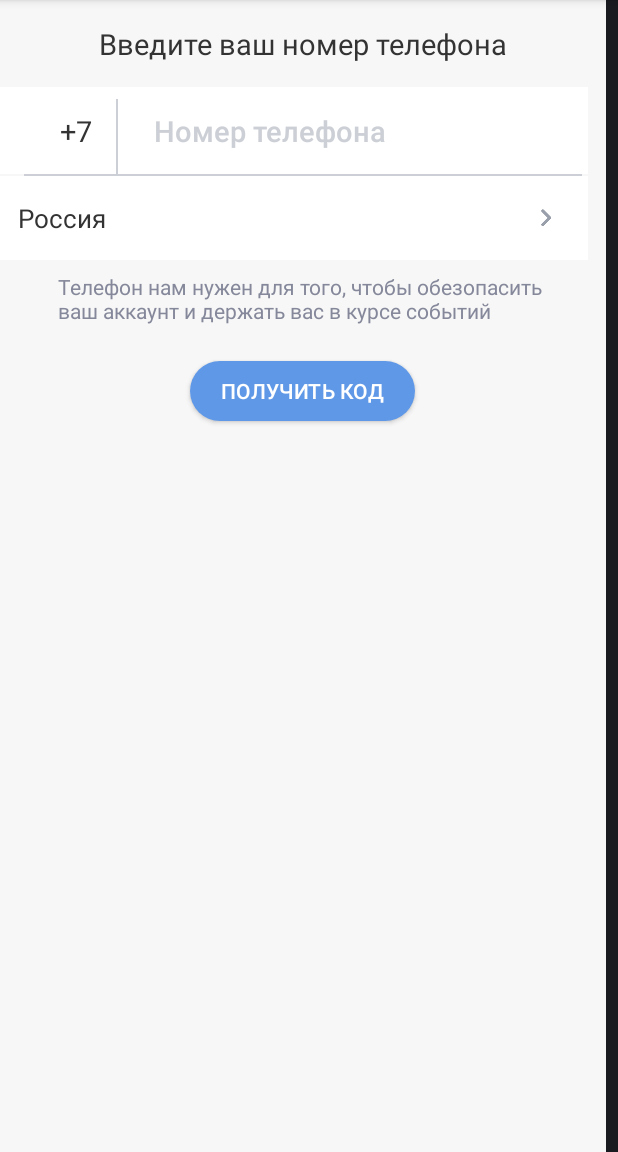
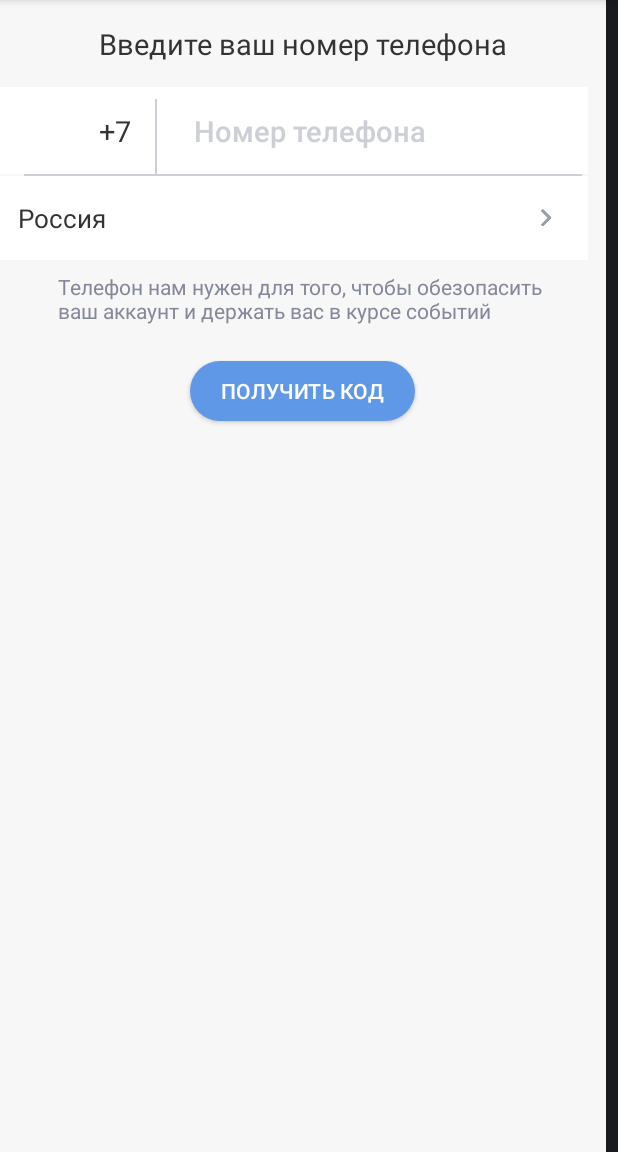
Before and after one commit to nindzyago/Android-MVP-Kotlin, an Android app: the layout auch.xml on its own in the app's theme, with its tools: preview values and no code run, on a phone screen of 412 x 824 dp, the part 84-1236 px from its top. Run offline under Robolectric (Android 15) with nearby library versions, the phone set to English and light mode, and no system bars.

Commit message:
правки + верстка еще экранов авторизации

```diff
--- a/app/src/main/res/layout/auch.xml
+++ b/app/src/main/res/layout/auch.xml
@@ -1,6 +1,5 @@
 <?xml version="1.0" encoding="utf-8"?>
 <LinearLayout xmlns:android="http://schemas.android.com/apk/res/android"
-    xmlns:tools="http://schemas.android.com/tools"
     android:layout_width="match_parent"
     android:layout_height="match_parent"
     android:background="@color/background_gray"
@@ -10,7 +9,7 @@
     <TextView
         style="@style/NewSubHeaderText"
         android:layout_margin="@dimen/standard_margin"
-        android:text="Введите ваш номер телефона" />
+        android:text="@string/enter_phone_number" />
 
     <LinearLayout
         android:layout_width="match_parent"
@@ -19,8 +18,9 @@
         android:orientation="horizontal">
 
         <TextView
+            android:id="@+id/tv_phone_code"
             style="@style/NewSubHeaderText"
-            android:layout_marginLeft="44dp"
+            android:layout_marginLeft="@dimen/super_big_margin"
             android:layout_marginTop="@dimen/standard_margin"
             android:layout_marginRight="@dimen/standard_margin"
             android:text="+7" />
@@ -32,10 +32,13 @@
             android:background="@color/line_gray" />
 
         <EditText
+            android:id="@+id/et_number"
             style="@style/NewSubHeaderText"
             android:layout_margin="@dimen/standard_margin"
             android:background="@android:color/transparent"
-            android:hint="Номер телефона"
+            android:maxLines="1"
+            android:inputType="phone"
+            android:hint="@string/phone_number"
             android:gravity="center_horizontal"
             android:textColorHint="@color/line_gray" />
 
@@ -54,12 +57,13 @@
         android:background="@color/white">
 
         <TextView
+            android:id="@+id/tv_country"
             style="@style/StandardText"
             android:layout_margin="@dimen/standard_margin"
-            android:layout_marginLeft="44dp"
             android:text="Россия" />
 
         <ImageView
+            android:id="@+id/chevron"
             android:layout_width="wrap_content"
             android:layout_height="wrap_content"
             android:layout_alignParentRight="true"
@@ -81,8 +85,5 @@
         android:layout_height="40dp"
         android:layout_margin="@dimen/standard_margin"
         android:background="@drawable/button_blue_rounded25"
-        android:text="Получить код" />
-
-
-
+        android:text="@string/get_code" />
 </LinearLayout>
--- a/app/src/main/res/layout/holder_intro.xml
+++ b/app/src/main/res/layout/holder_intro.xml
@@ -35,7 +35,7 @@
         android:layout_height="10dp"
         android:layout_above="@+id/btn_begin"
         android:layout_centerHorizontal="true"
-        android:layout_marginBottom="@dimen/new_big_margin"
+        android:layout_marginBottom="@dimen/new_medium_margin"
         android:src="@drawable/points" />
 
     <Button
--- a/app/src/main/res/values/dimens.xml
+++ b/app/src/main/res/values/dimens.xml
@@ -149,7 +149,8 @@
     <!-- ____________________________Новые________________________________________      -->
 
     <dimen name="standard_margin">16dp</dimen>
-    <dimen name="new_big_margin">22dp</dimen>
+    <dimen name="new_medium_margin">22dp</dimen>
+    <dimen name="new_big_margin">32dp</dimen>
     <dimen name="new_very_big_margin">50dp</dimen>
     <dimen name="super_big_margin">70dp</dimen>
     <dimen name="new_small_margin">8dp</dimen>
--- a/app/src/main/res/values/strings.xml
+++ b/app/src/main/res/values/strings.xml
@@ -47,5 +47,15 @@
     <string name="assign">Назначайте</string>
     <string name="text_intro6">задачи себе и другим \nучастникам, отслеживайте \nстатус их выполнения</string>
     <string name="phone_message">Телефон нам нужен для того, чтобы обезопасить \nваш аккаунт и держать вас в курсе событий</string>
+    <string name="phone_number">Номер телефона</string>
+    <string name="enter_phone_number">Введите ваш номер телефона</string>
+    <string name="get_code">Получить код</string>
+    <string name="enter_code">Введите код подтверждения</string>
+    <string name="code_message">На номер +7 937 478-87-98 был выслан \nкод подтверждения</string>
+    <string name="resend_code">Выслать код повторно</string>
+    <string name="welcome">Добро пожаловать!</string>
+    <string name="let_create_team">Давайте создадим Вашу первую \nкоманду для совместной работы:</string>
+    <string name="team_name">Название команды</string>
+    <string name="invite_partner">Пригласить участников</string>
 
 </resources>
```
Also changed, not shown: app/build.gradle (+7 -1 lines), app/src/main/res/layout/auch_code.xml (added, +54 -0 lines), app/src/main/res/layout/welcome.xml (added, +52 -0 lines), app/src/main/res/values/styles.xml (+10 -0 lines).
